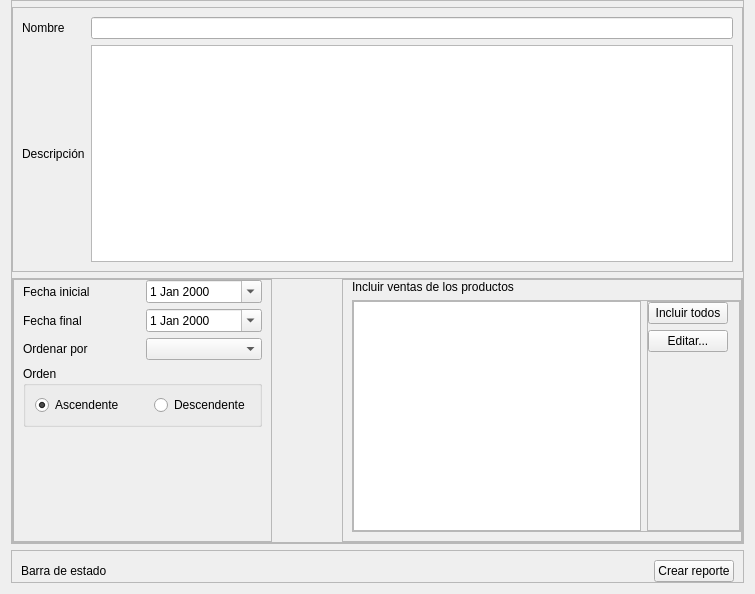
Old version of the form view/ui/custom_sale_report.ui in the repository R0land013/blue-pos.
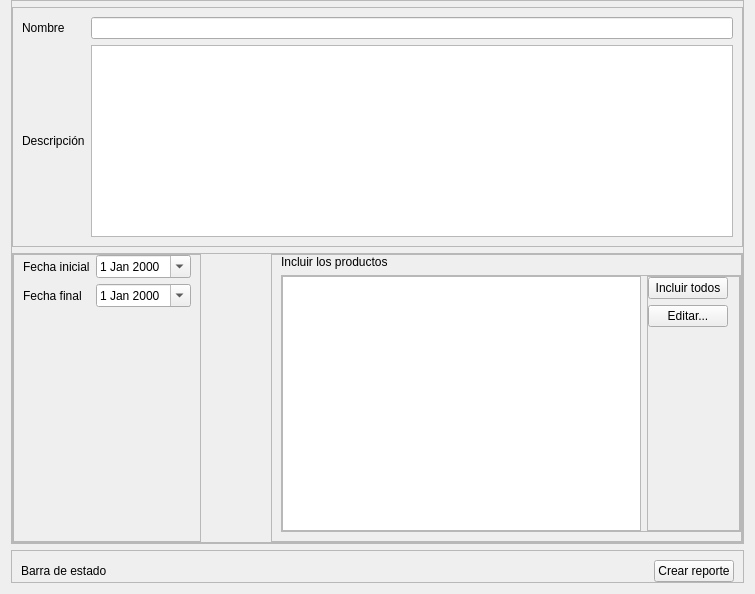
New version of the form.

Commit message: Style: Se eliminó el ordenamiento en la vista de creación del reporte personalizado

The edit to the form file:
```diff
--- a/view/ui/custom_sale_report.ui
+++ b/view/ui/custom_sale_report.ui
@@ -65,7 +65,14 @@
           </widget>
          </item>
          <item row="0" column="1">
-          <widget class="QLineEdit" name="name_line_edit"/>
+          <widget class="QLineEdit" name="name_line_edit">
+           <property name="sizePolicy">
+            <sizepolicy hsizetype="Expanding" vsizetype="Fixed">
+             <horstretch>0</horstretch>
+             <verstretch>0</verstretch>
+            </sizepolicy>
+           </property>
+          </widget>
          </item>
          <item row="1" column="0">
           <widget class="QLabel" name="label_2">
@@ -75,7 +82,14 @@
           </widget>
          </item>
          <item row="1" column="1">
-          <widget class="QPlainTextEdit" name="description_plain_text_edit"/>
+          <widget class="QPlainTextEdit" name="description_plain_text_edit">
+           <property name="sizePolicy">
+            <sizepolicy hsizetype="Expanding" vsizetype="Maximum">
+             <horstretch>0</horstretch>
+             <verstretch>0</verstretch>
+            </sizepolicy>
+           </property>
+          </widget>
          </item>
         </layout>
        </widget>
@@ -133,58 +147,6 @@
               </property>
              </widget>
             </item>
-            <item row="4" column="1" colspan="2">
-             <widget class="QGroupBox" name="ordering_group_box">
-              <property name="sizePolicy">
-               <sizepolicy hsizetype="Preferred" vsizetype="Minimum">
-                <horstretch>0</horstretch>
-                <verstretch>0</verstretch>
-               </sizepolicy>
-              </property>
-              <property name="title">
-               <string>Orden</string>
-              </property>
-              <property name="checkable">
-               <bool>false</bool>
-              </property>
-              <layout class="QHBoxLayout" name="horizontalLayout_2">
-               <property name="spacing">
-                <number>30</number>
-               </property>
-               <item>
-                <widget class="QRadioButton" name="ascending_radio_button">
-                 <property name="text">
-                  <string>Ascendente</string>
-                 </property>
-                 <property name="checked">
-                  <bool>true</bool>
-                 </property>
-                </widget>
-               </item>
-               <item>
-                <widget class="QRadioButton" name="descending_radio_button">
-                 <property name="text">
-                  <string>Descendente</string>
-                 </property>
-                </widget>
-               </item>
-              </layout>
-             </widget>
-            </item>
-            <item row="2" column="1">
-             <widget class="QLabel" name="label_4">
-              <property name="text">
-               <string>Fecha final</string>
-              </property>
-             </widget>
-            </item>
-            <item row="3" column="1">
-             <widget class="QLabel" name="label_5">
-              <property name="text">
-               <string>Ordenar por</string>
-              </property>
-             </widget>
-            </item>
             <item row="2" column="2">
              <widget class="QDateEdit" name="final_date_edit">
               <property name="calendarPopup">
@@ -192,10 +154,7 @@
               </property>
              </widget>
             </item>
-            <item row="3" column="2">
-             <widget class="QComboBox" name="order_by_combo_box"/>
-            </item>
-            <item row="5" column="1">
+            <item row="3" column="1">
              <spacer name="verticalSpacer">
               <property name="orientation">
                <enum>Qt::Vertical</enum>
@@ -208,6 +167,13 @@
               </property>
              </spacer>
             </item>
+            <item row="2" column="1">
+             <widget class="QLabel" name="label_4">
+              <property name="text">
+               <string>Fecha final</string>
+              </property>
+             </widget>
+            </item>
            </layout>
           </widget>
          </item>
@@ -229,7 +195,7 @@
             <item>
              <widget class="QLabel" name="label_6">
               <property name="text">
-               <string>Incluir ventas de los productos</string>
+               <string>Incluir los productos</string>
               </property>
              </widget>
             </item>
```
